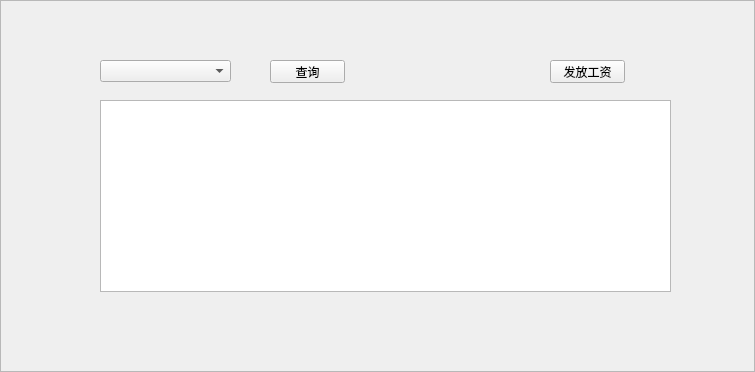
Above: salary.ui from neverlandgy/teamhelper before the change. Below: the same form after it.
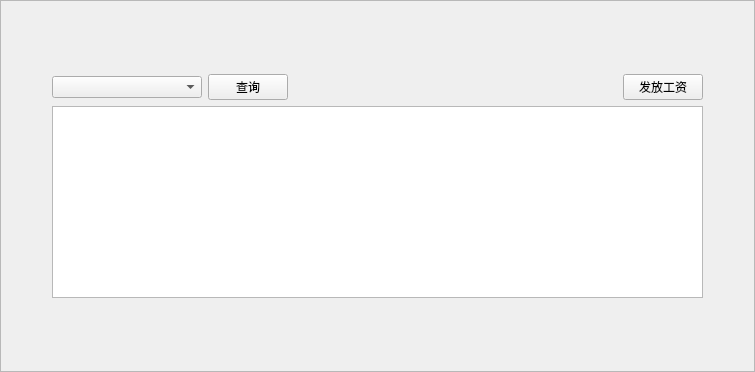
That is the form after the change.

The edit to the form file:
```diff
--- a/salary.ui
+++ b/salary.ui
@@ -19,52 +19,114 @@
   <property name="frameShadow">
    <enum>QFrame::Raised</enum>
   </property>
-  <widget class="QPushButton" name="pushButton">
-   <property name="geometry">
-    <rect>
-     <x>270</x>
-     <y>60</y>
-     <width>75</width>
-     <height>23</height>
-    </rect>
-   </property>
-   <property name="text">
-    <string>查询</string>
-   </property>
-  </widget>
-  <widget class="QTableView" name="tableView">
-   <property name="geometry">
-    <rect>
-     <x>100</x>
-     <y>100</y>
-     <width>571</width>
-     <height>192</height>
-    </rect>
-   </property>
-  </widget>
-  <widget class="QPushButton" name="pushButton_salary">
-   <property name="geometry">
-    <rect>
-     <x>550</x>
-     <y>60</y>
-     <width>75</width>
-     <height>23</height>
-    </rect>
-   </property>
-   <property name="text">
-    <string>发放工资</string>
-   </property>
-  </widget>
-  <widget class="QComboBox" name="comboBox">
-   <property name="geometry">
-    <rect>
-     <x>100</x>
-     <y>60</y>
-     <width>131</width>
-     <height>22</height>
-    </rect>
-   </property>
-  </widget>
+  <layout class="QGridLayout" name="gridLayout">
+   <item row="1" column="1">
+    <layout class="QVBoxLayout" name="verticalLayout">
+     <item>
+      <layout class="QHBoxLayout" name="horizontalLayout">
+       <item>
+        <widget class="QComboBox" name="comboBox">
+         <property name="minimumSize">
+          <size>
+           <width>150</width>
+           <height>0</height>
+          </size>
+         </property>
+        </widget>
+       </item>
+       <item>
+        <widget class="QPushButton" name="pushButton">
+         <property name="text">
+          <string>查询</string>
+         </property>
+        </widget>
+       </item>
+       <item>
+        <spacer name="horizontalSpacer">
+         <property name="orientation">
+          <enum>Qt::Horizontal</enum>
+         </property>
+         <property name="sizeHint" stdset="0">
+          <size>
+           <width>40</width>
+           <height>20</height>
+          </size>
+         </property>
+        </spacer>
+       </item>
+       <item>
+        <widget class="QPushButton" name="pushButton_salary">
+         <property name="text">
+          <string>发放工资</string>
+         </property>
+        </widget>
+       </item>
+      </layout>
+     </item>
+     <item>
+      <widget class="QTableView" name="tableView"/>
+     </item>
+    </layout>
+   </item>
+   <item row="1" column="0">
+    <spacer name="horizontalSpacer_2">
+     <property name="orientation">
+      <enum>Qt::Horizontal</enum>
+     </property>
+     <property name="sizeType">
+      <enum>QSizePolicy::Fixed</enum>
+     </property>
+     <property name="sizeHint" stdset="0">
+      <size>
+       <width>40</width>
+       <height>20</height>
+      </size>
+     </property>
+    </spacer>
+   </item>
+   <item row="1" column="2">
+    <spacer name="horizontalSpacer_3">
+     <property name="orientation">
+      <enum>Qt::Horizontal</enum>
+     </property>
+     <property name="sizeType">
+      <enum>QSizePolicy::Fixed</enum>
+     </property>
+     <property name="sizeHint" stdset="0">
+      <size>
+       <width>40</width>
+       <height>20</height>
+      </size>
+     </property>
+    </spacer>
+   </item>
+   <item row="0" column="1">
+    <spacer name="verticalSpacer">
+     <property name="orientation">
+      <enum>Qt::Vertical</enum>
+     </property>
+     <property name="sizeHint" stdset="0">
+      <size>
+       <width>20</width>
+       <height>40</height>
+      </size>
+     </property>
+    </spacer>
+   </item>
+   <item row="2" column="1">
+    <spacer name="verticalSpacer_2">
+     <property name="orientation">
+      <enum>Qt::Vertical</enum>
+     </property>
+     <property name="sizeHint" stdset="0">
+      <size>
+       <width>20</width>
+       <height>40</height>
+      </size>
+     </property>
+    </spacer>
+   </item>
+  </layout>
  </widget>
  <resources/>
  <connections/>
```
